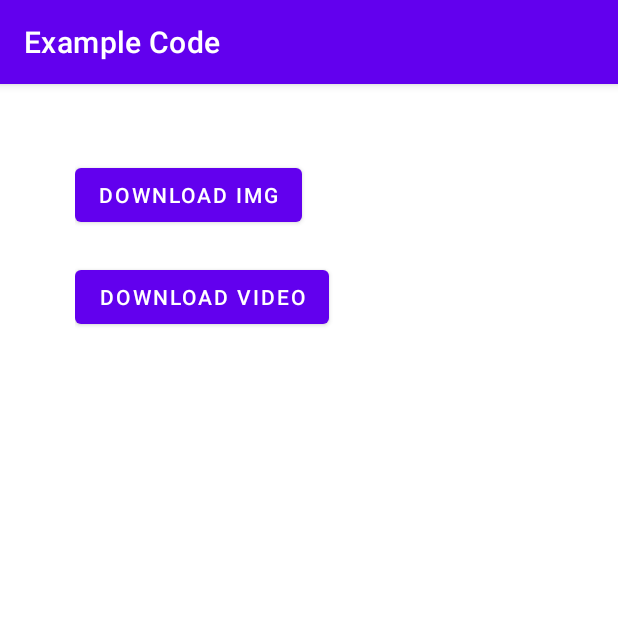
After one commit to MrSoon/androidTranning, an Android app: the DownloadManagerActivity screen opened directly, with no data from a screen before it, on a phone screen of 412 x 824 dp, the top half of it. The commit adds this screen. Run offline under Robolectric (Android 15) with nearby library versions, the phone set to English and light mode, and no system bars.

Commit message:
download file form url with downloadmanager service ( dowload file and thumb )

```diff
--- /dev/null
+++ b/app/src/main/java/jp/cunit/apisqltrainning/DownloadManagerActivity.java
@@ -0,0 +1,71 @@
+package jp.cunit.apisqltrainning;
+
+import androidx.annotation.NonNull;
+import androidx.appcompat.app.AppCompatActivity;
+import jp.cunit.apisqltrainning.service.DownloadManager;
+import jp.cunit.apisqltrainning.util.DirectoryHelper;
+
+import android.Manifest;
+import android.content.pm.PackageManager;
+import android.os.Build;
+import android.os.Bundle;
+import android.view.View;
+import android.widget.Button;
+import android.widget.Toast;
+
+public class DownloadManagerActivity extends AppCompatActivity {
+
+    Button downloadImageButton, downloadSongButton;
+    private static final String IMAGE_DOWNLOAD_PATH = "http://www.africau.edu/images/default/sample.pdf";
+    private static final String SONG_DOWNLOAD_PATH = "https://sample-videos.com/video123/mp4/720/big_buck_bunny_720p_2mb.mp4";
+    private static final int WRITE_EXTERNAL_STORAGE_REQUEST_CODE = 1000;
+    @Override
+    protected void onCreate(Bundle savedInstanceState) {
+        super.onCreate(savedInstanceState);
+        setContentView(R.layout.activity_download_manager);
+        downloadImageButton = (Button) findViewById(R.id.downloadImageButton);
+        downloadSongButton = (Button) findViewById(R.id.downloadSongButton);
+
+
+        downloadImageButton.setOnClickListener(new View.OnClickListener() {
+            @Override
+            public void onClick(View v) {
+                startService(DownloadManager.getDownloadService(DownloadManagerActivity.this,
+                        IMAGE_DOWNLOAD_PATH,
+                        DirectoryHelper.ROOT_DIRECTORY_NAME.concat("/manual/1"),
+                        "manual",
+                        "1",
+                        "http://cus-ymctest.com/kariup/sondo/images/prd.png"));
+            }
+        });
+        downloadSongButton.setOnClickListener(new View.OnClickListener() {
+            @Override
+            public void onClick(View v) {
+                startService(DownloadManager.getDownloadService(DownloadManagerActivity.this,
+                        SONG_DOWNLOAD_PATH,
+                        DirectoryHelper.ROOT_DIRECTORY_NAME.concat("/movie/1"),
+                        "movie",
+                        "1",
+                        "http://cus-ymctest.com/kariup/sondo/images/prd.png"));
+            }
+        });
+
+        //check permission
+        if (Build.VERSION.SDK_INT >= Build.VERSION_CODES.M) {
+            requestPermissions(new String[]{Manifest.permission.WRITE_EXTERNAL_STORAGE}, WRITE_EXTERNAL_STORAGE_REQUEST_CODE);
+            return;
+        }
+        DirectoryHelper.createDirectory(this);
+
+    }
+
+    @Override
+    public void onRequestPermissionsResult(int requestCode, @NonNull String[] permissions, @NonNull int[] grantResults) {
+        super.onRequestPermissionsResult(requestCode, permissions, grantResults);
+        if (requestCode == WRITE_EXTERNAL_STORAGE_REQUEST_CODE) {
+            if (grantResults[0] == PackageManager.PERMISSION_GRANTED)
+                DirectoryHelper.createDirectory(this);
+        }
+    }
+
+}
--- /dev/null
+++ b/app/src/main/res/layout/activity_download_manager.xml
@@ -0,0 +1,21 @@
+<?xml version="1.0" encoding="utf-8"?>
+<androidx.appcompat.widget.LinearLayoutCompat xmlns:android="http://schemas.android.com/apk/res/android"
+    xmlns:app="http://schemas.android.com/apk/res-auto"
+    xmlns:tools="http://schemas.android.com/tools"
+    android:orientation="vertical"
+    android:layout_width="match_parent"
+    android:layout_height="match_parent"
+    android:padding="50dp"
+    tools:context=".DownloadManagerActivity">
+    <Button
+        android:id="@+id/downloadImageButton"
+        android:layout_width="wrap_content"
+        android:layout_height="wrap_content"
+        android:text="download img" />
+    <Button
+        android:id="@+id/downloadSongButton"
+        android:layout_width="wrap_content"
+        android:layout_height="wrap_content"
+        android:layout_marginTop="20dp"
+        android:text="download video" />
+</androidx.appcompat.widget.LinearLayoutCompat>
--- a/app/src/main/res/values/strings.xml
+++ b/app/src/main/res/values/strings.xml
@@ -1,3 +1,3 @@
 <resources>
-    <string name="app_name">ApiSqlTrainning</string>
+    <string name="app_name">Example Code</string>
 </resources>
```
Also changed, not shown: app/src/main/AndroidManifest.xml (+17 -1 lines), app/src/main/java/jp/cunit/apisqltrainning/MainActivity.java (+10 -1 lines), app/src/main/java/jp/cunit/apisqltrainning/model/FileDownload.java (added, +27 -0 lines), app/src/main/java/jp/cunit/apisqltrainning/service/DownloadManager.java (added, +116 -0 lines), app/src/main/java/jp/cunit/apisqltrainning/util/DirectoryHelper.java (added, +44 -0 lines), app/src/main/java/jp/cunit/apisqltrainning/util/DownloadReceiver.java (added, +69 -0 lines), app/src/main/res/layout/activity_main.xml (+8 -0 lines).
